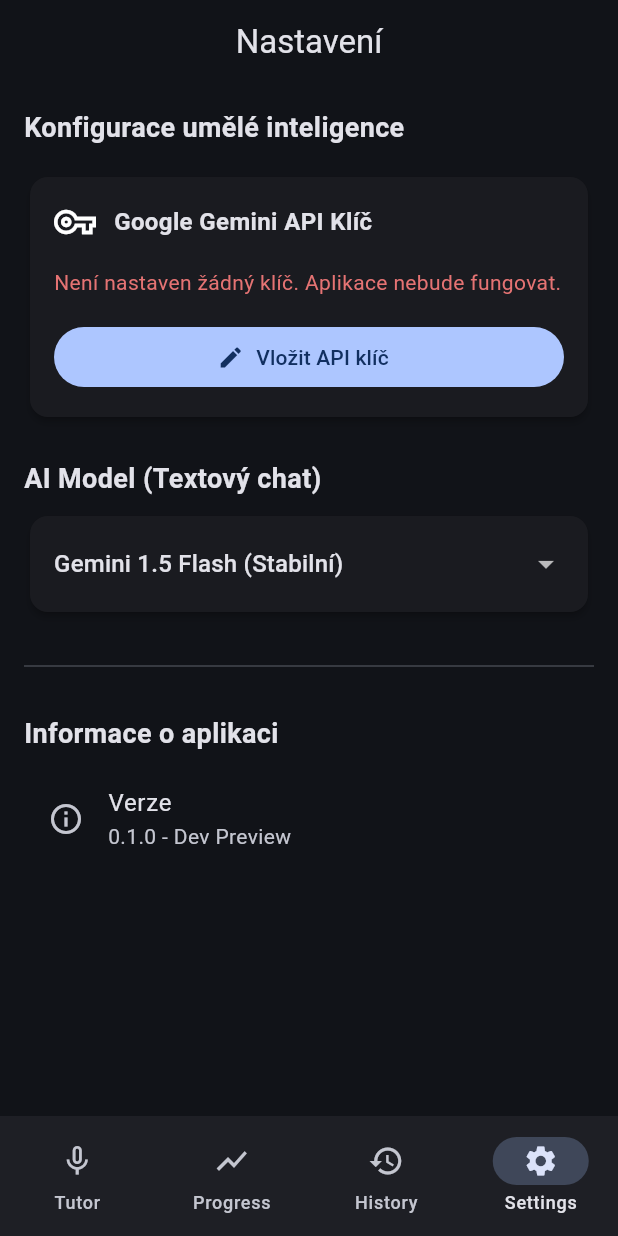
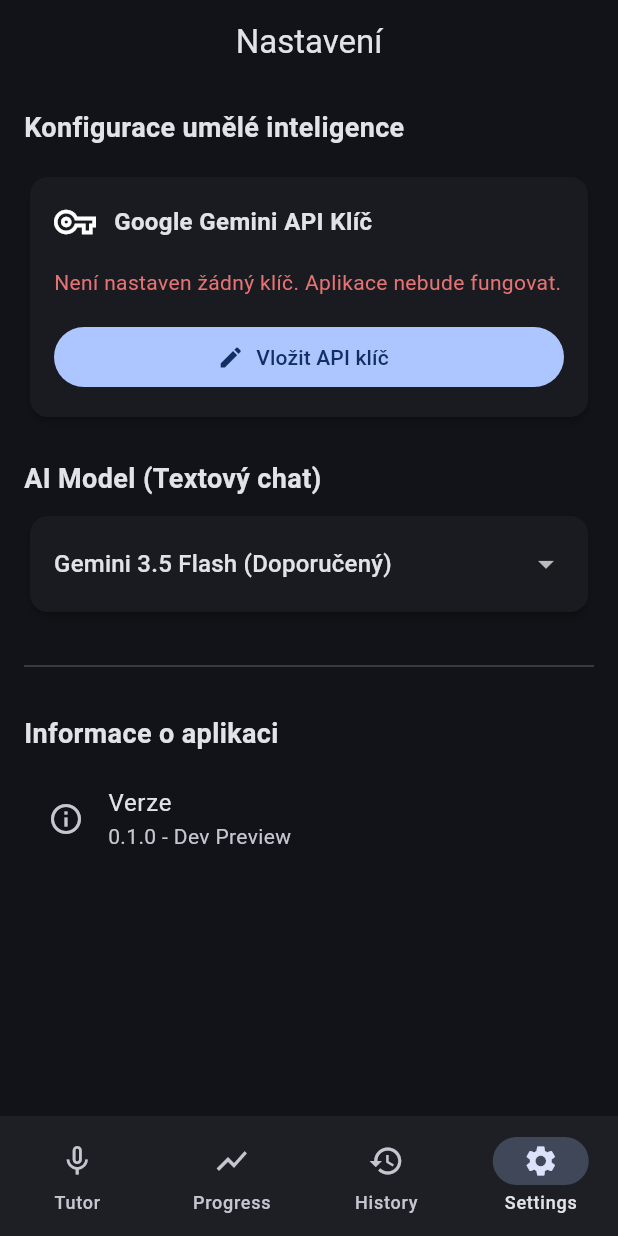
Before and after one commit to 100ky/AJ_Tudor, a Flutter app: the screen it shows after launch, item 4 of the bottom bar chosen, on a phone screen of 412 x 824 dp. Run offline on Flutter 3.47's test engine with Material 3 defaults, Android fonts, the phone set to English and light mode, and no system bars; our stand-ins replace drift, flutter_riverpod, google_generative_ai, shared_preferences; missing offline and left inert: flutter_pcm_sound, record, sqlite3; accounts and stored records are empty; generated files the repository leaves out were written again.

Commit message:
feat: implement Gemini model configuration and batch client service with Riverpod providers

```diff
--- a/lib/core/constants/gemini_models.dart
+++ b/lib/core/constants/gemini_models.dart
@@ -1,33 +1,35 @@
 class GeminiModels {
-  // Rychlé modely pro běžný chat a připravované Live API
+  // Aktuální modely (červenec 2026)
+  // Gemini 3.5 Flash – nejnovější, nejrychlejší, doporučený
   static const String flash3_5 = 'gemini-3.5-flash';
-  static const String flash2 = 'gemini-2.0-flash';
-  static const String flash1_5 = 'gemini-1.5-flash';
 
-  // Pokročilé modely pro složitější analytické úlohy (v budoucnu pro Memory Manager)
-  static const String pro1_5 = 'gemini-1.5-pro';
+  // Gemini 3.1 Flash-Lite – levnější, pro batch analýzu a vysoký objem
+  static const String flashLite3_1 = 'gemini-3.1-flash-lite';
+
+  // Gemini 2.5 Flash – starší ale stále funkční (retirement: říjen 2026)
+  static const String flash2_5 = 'gemini-2.5-flash';
 
   // Specializované modely
   static const String embedding = 'text-embedding-004';
 
+  // Výchozí model pro chat
+  static const String defaultModel = flash3_5;
+
   // Seznam povolených modelů pro textový chat v nastavení
   static const List<String> allowedChatModels = [
     flash3_5,
-    flash2,
-    flash1_5,
-    pro1_5,
+    flashLite3_1,
+    flash2_5,
   ];
 
   static String getLabel(String model) {
     switch (model) {
       case flash3_5:
-        return 'Gemini 3.5 Flash (Nejnovější textový)';
-      case flash2:
-        return 'Gemini 2.0 Flash (Nejrychlejší)';
-      case flash1_5:
-        return 'Gemini 1.5 Flash (Stabilní)';
-      case pro1_5:
-        return 'Gemini 1.5 Pro (Pokročilý)';
+        return 'Gemini 3.5 Flash (Doporučený)';
+      case flashLite3_1:
+        return 'Gemini 3.1 Flash-Lite (Úsporný)';
+      case flash2_5:
+        return 'Gemini 2.5 Flash (Záložní)';
       default:
         return model;
     }
--- a/lib/providers/config_provider.dart
+++ b/lib/providers/config_provider.dart
@@ -43,7 +43,8 @@
     if (saved != null && GeminiModels.allowedChatModels.contains(saved)) {
       return saved;
     }
-    return GeminiModels.flash1_5;
+    // Uložený model je zastaralý nebo žádný není → resetovat na výchozí
+    return GeminiModels.defaultModel;
   }
 
   Future<void> saveModel(String model) async {
```
Also changed, not shown: lib/services/gemini/gemini_batch_client.dart (+13 -1 lines).
